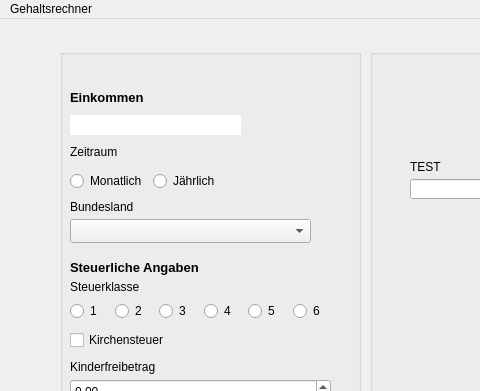
Above: Gehaltsrechner/mainwindow.ui from Vokiey/Gehaltsrechner before the change; both pictures show x 0 to 480 and y 0 to 391 of the 728 by 624 pixel window. Below: the same form after it.
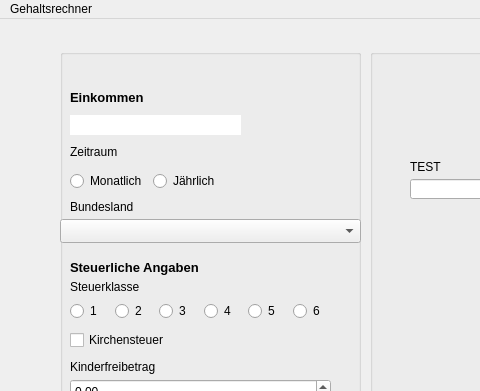
That is the form after the change.

Patch:
```diff
--- a/Gehaltsrechner/mainwindow.ui
+++ b/Gehaltsrechner/mainwindow.ui
@@ -133,9 +133,9 @@
     <widget class="QComboBox" name="comboBox_states">
      <property name="geometry">
       <rect>
-       <x>10</x>
+       <x>0</x>
        <y>170</y>
-       <width>241</width>
+       <width>301</width>
        <height>24</height>
       </rect>
      </property>
```
Left out of the diff: 2 changed lines with no effect on the pictures.
